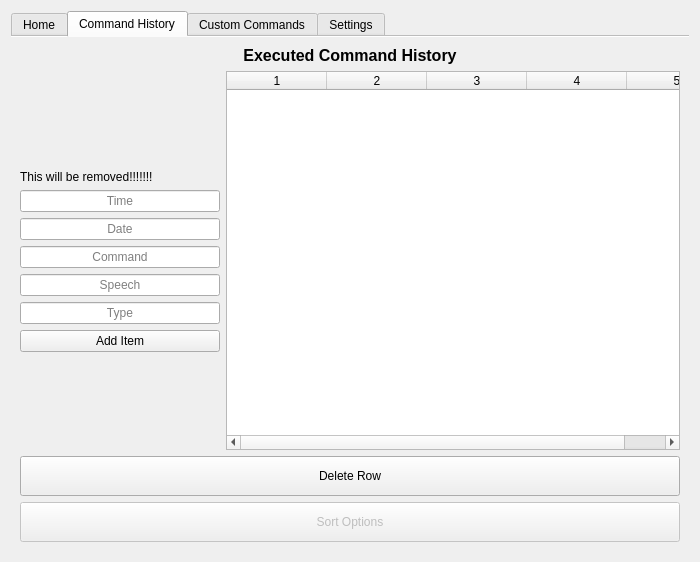
Qt form PyQt-GUIProject/form.ui (Notaweedle/Pro100_Voice_rec) before a commit.
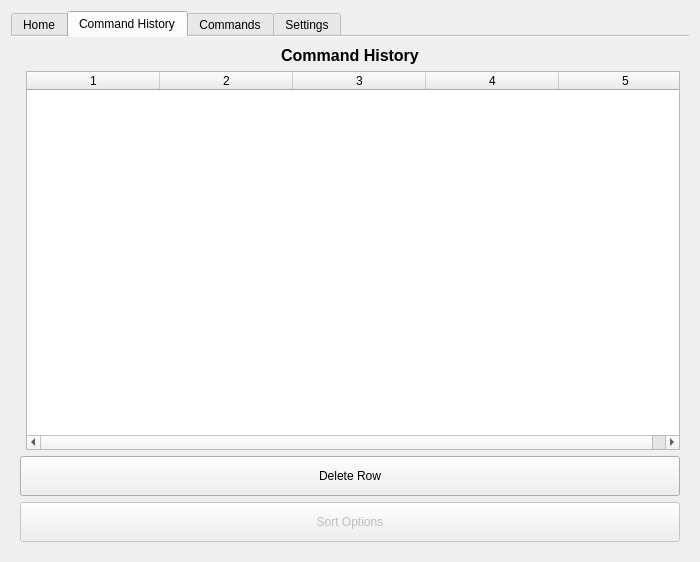
The same form after that commit. The open tabs and pages were chosen to show the change. Icons and pictures are not drawn.

```diff
--- a/PyQt-GUIProject/form.ui
+++ b/PyQt-GUIProject/form.ui
@@ -26,9 +26,15 @@
   <property name="autoFillBackground">
    <bool>false</bool>
   </property>
+  <property name="styleSheet">
+   <string notr="true"/>
+  </property>
   <layout class="QVBoxLayout" name="verticalLayout_11">
    <item>
     <widget class="QTabWidget" name="tabWidget">
+     <property name="styleSheet">
+      <string notr="true"/>
+     </property>
      <property name="tabPosition">
       <enum>QTabWidget::TabPosition::North</enum>
      </property>
@@ -219,6 +225,12 @@
              <bold>false</bold>
             </font>
            </property>
+           <property name="styleSheet">
+            <string notr="true"/>
+           </property>
+           <property name="lineWidth">
+            <number>1</number>
+           </property>
            <property name="verticalScrollBarPolicy">
             <enum>Qt::ScrollBarPolicy::ScrollBarAsNeeded</enum>
            </property>
@@ -249,15 +261,33 @@
            <property name="horizontalScrollMode">
             <enum>QAbstractItemView::ScrollMode::ScrollPerPixel</enum>
            </property>
+           <property name="showGrid">
+            <bool>true</bool>
+           </property>
            <property name="gridStyle">
             <enum>Qt::PenStyle::SolidLine</enum>
            </property>
+           <property name="wordWrap">
+            <bool>false</bool>
+           </property>
            <property name="rowCount">
             <number>0</number>
            </property>
            <property name="columnCount">
             <number>5</number>
            </property>
+           <attribute name="horizontalHeaderMinimumSectionSize">
+            <number>20</number>
+           </attribute>
+           <attribute name="horizontalHeaderDefaultSectionSize">
+            <number>133</number>
+           </attribute>
+           <attribute name="horizontalHeaderHighlightSections">
+            <bool>false</bool>
+           </attribute>
+           <attribute name="horizontalHeaderShowSortIndicator" stdset="0">
+            <bool>false</bool>
+           </attribute>
            <attribute name="verticalHeaderVisible">
             <bool>true</bool>
            </attribute>
@@ -268,181 +298,6 @@
            <column/>
           </widget>
          </item>
-         <item row="3" column="0">
-          <layout class="QVBoxLayout" name="verticalLayout_13">
-           <item>
-            <spacer name="verticalSpacer">
-             <property name="orientation">
-              <enum>Qt::Orientation::Vertical</enum>
-             </property>
-             <property name="sizeType">
-              <enum>QSizePolicy::Policy::Expanding</enum>
-             </property>
-             <property name="sizeHint" stdset="0">
-              <size>
-               <width>0</width>
-               <height>40</height>
-              </size>
-             </property>
-            </spacer>
-           </item>
-           <item>
-            <widget class="QLabel" name="label_12">
-             <property name="text">
-              <string>This will be removed!!!!!!!</string>
-             </property>
-            </widget>
-           </item>
-           <item>
-            <widget class="QLineEdit" name="timeEdit">
-             <property name="minimumSize">
-              <size>
-               <width>50</width>
-               <height>0</height>
-              </size>
-             </property>
-             <property name="maximumSize">
-              <size>
-               <width>200</width>
-               <height>16777215</height>
-              </size>
-             </property>
-             <property name="alignment">
-              <set>Qt::AlignmentFlag::AlignCenter</set>
-             </property>
-             <property name="placeholderText">
-              <string>Time</string>
-             </property>
-            </widget>
-           </item>
-           <item>
-            <widget class="QLineEdit" name="dateEdit">
-             <property name="minimumSize">
-              <size>
-               <width>50</width>
-               <height>0</height>
-              </size>
-             </property>
-             <property name="maximumSize">
-              <size>
-               <width>200</width>
-               <height>16777215</height>
-              </size>
-             </property>
-             <property name="alignment">
-              <set>Qt::AlignmentFlag::AlignCenter</set>
-             </property>
-             <property name="placeholderText">
-              <string>Date</string>
-             </property>
-            </widget>
-           </item>
-           <item>
-            <widget class="QLineEdit" name="commandEdit">
-             <property name="minimumSize">
-              <size>
-               <width>50</width>
-               <height>0</height>
-              </size>
-             </property>
-             <property name="maximumSize">
-              <size>
-               <width>200</width>
-               <height>16777215</height>
-              </size>
-             </property>
-             <property name="alignment">
-              <set>Qt::AlignmentFlag::AlignCenter</set>
-             </property>
-             <property name="placeholderText">
-              <string>Command</string>
-             </property>
-            </widget>
-           </item>
-           <item>
-            <widget class="QLineEdit" name="speechEdit">
-             <property name="minimumSize">
-              <size>
-               <width>50</width>
-               <height>0</height>
-              </size>
-             </property>
-             <property name="maximumSize">
-              <size>
-               <width>200</width>
-               <height>16777215</height>
-              </size>
-             </property>
-             <property name="alignment">
-              <set>Qt::AlignmentFlag::AlignCenter</set>
-             </property>
-             <property name="placeholderText">
-              <string>Speech</string>
-             </property>
-            </widget>
-           </item>
-           <item>
-            <widget class="QLineEdit" name="typeEdit">
-             <property name="sizePolicy">
-              <sizepolicy hsizetype="MinimumExpanding" vsizetype="Fixed">
-               <horstretch>0</horstretch>
-               <verstretch>0</verstretch>
-              </sizepolicy>
-             </property>
-             <property name="minimumSize">
-              <size>
-               <width>50</width>
-               <height>0</height>
-              </size>
-             </property>
-             <property name="maximumSize">
-              <size>
-               <width>200</width>
-               <height>16777215</height>
-              </size>
-             </property>
-             <property name="inputMask">
-              <string/>
-             </property>
-             <property name="text">
-              <string/>
-             </property>
-             <property name="alignment">
-              <set>Qt::AlignmentFlag::AlignCenter</set>
-             </property>
-             <property name="placeholderText">
-              <string>Type</string>
-             </property>
-            </widget>
-           </item>
-           <item>
-            <widget class="QPushButton" name="addItemHistoryBtn">
-             <property name="maximumSize">
-              <size>
-               <width>200</width>
-               <height>16777215</height>
-              </size>
-             </property>
-             <property name="text">
-              <string>Add Item</string>
-             </property>
-            </widget>
-           </item>
-           <item>
-            <spacer name="verticalSpacer_2">
-             <property name="orientation">
-              <enum>Qt::Orientation::Vertical</enum>
-             </property>
-             <property name="sizeHint" stdset="0">
-              <size>
-               <width>0</width>
-               <height>40</height>
-              </size>
-             </property>
-            </spacer>
-           </item>
-          </layout>
-         </item>
          <item row="5" column="0" colspan="2">
           <widget class="QPushButton" name="sortOptionsHistoryBtn">
            <property name="enabled">
@@ -481,7 +336,7 @@
             </font>
            </property>
            <property name="text">
-            <string>Executed Command History</string>
+            <string>Command History</string>
            </property>
            <property name="alignment">
             <set>Qt::AlignmentFlag::AlignCenter</set>
@@ -494,7 +349,7 @@
      </widget>
      <widget class="QWidget" name="customCommandsTab">
       <attribute name="title">
-       <string>Custom Commands</string>
+       <string>Commands</string>
       </attribute>
       <layout class="QVBoxLayout" name="verticalLayout_6">
        <item>
```
Left out of the diff: 56 changed lines with no effect on the pictures.
